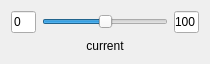
The window that LabeledSlider.ui (daviddoria/Widgets) describes before a commit, drawn with Qt 5.
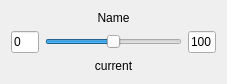
The same window after the commit.

Commit message: Added vertical spacers. Added name label. Added Property so that name label can be set in Designer.

Diff of the .ui file:
```diff
--- a/LabeledSlider.ui
+++ b/LabeledSlider.ui
@@ -6,15 +6,15 @@
    <rect>
     <x>0</x>
     <y>0</y>
-    <width>210</width>
-    <height>50</height>
+    <width>227</width>
+    <height>64</height>
    </rect>
   </property>
   <property name="windowTitle">
    <string>Form</string>
   </property>
   <layout class="QGridLayout" name="gridLayout" columnstretch="1,5,1">
-   <item row="0" column="1">
+   <item row="2" column="1">
     <widget class="QSlider" name="horizontalSlider">
      <property name="maximum">
       <number>100</number>
@@ -27,7 +27,7 @@
      </property>
     </widget>
    </item>
-   <item row="1" column="1">
+   <item row="3" column="1">
     <widget class="QLabel" name="lblCurrent">
      <property name="text">
       <string>current</string>
@@ -37,7 +37,7 @@
      </property>
     </widget>
    </item>
-   <item row="0" column="2">
+   <item row="2" column="2">
     <widget class="QLineEdit" name="txtMax">
      <property name="sizePolicy">
       <sizepolicy hsizetype="Maximum" vsizetype="Fixed">
@@ -50,7 +50,7 @@
      </property>
     </widget>
    </item>
-   <item row="0" column="0">
+   <item row="2" column="0">
     <widget class="QLineEdit" name="txtMin">
      <property name="sizePolicy">
       <sizepolicy hsizetype="Maximum" vsizetype="Fixed">
@@ -63,6 +63,42 @@
      </property>
     </widget>
    </item>
+   <item row="4" column="1">
+    <spacer name="verticalSpacer">
+     <property name="orientation">
+      <enum>Qt::Vertical</enum>
+     </property>
+     <property name="sizeHint" stdset="0">
+      <size>
+       <width>20</width>
+       <height>40</height>
+      </size>
+     </property>
+    </spacer>
+   </item>
+   <item row="0" column="1">
+    <spacer name="verticalSpacer_2">
+     <property name="orientation">
+      <enum>Qt::Vertical</enum>
+     </property>
+     <property name="sizeHint" stdset="0">
+      <size>
+       <width>20</width>
+       <height>40</height>
+      </size>
+     </property>
+    </spacer>
+   </item>
+   <item row="1" column="1">
+    <widget class="QLabel" name="lblName">
+     <property name="text">
+      <string>Name</string>
+     </property>
+     <property name="alignment">
+      <set>Qt::AlignCenter</set>
+     </property>
+    </widget>
+   </item>
   </layout>
  </widget>
  <resources/>
```
The commit also changes 3 other files.
